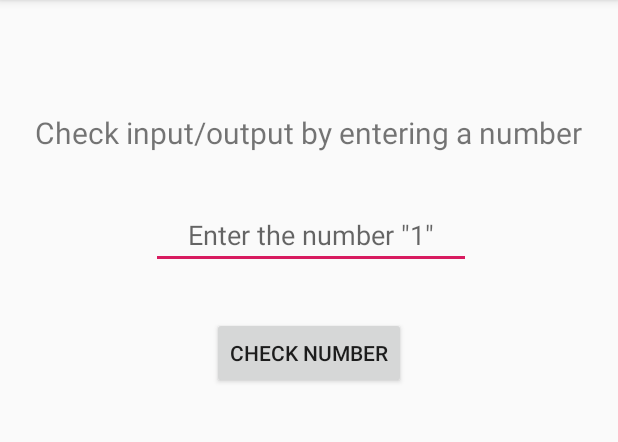
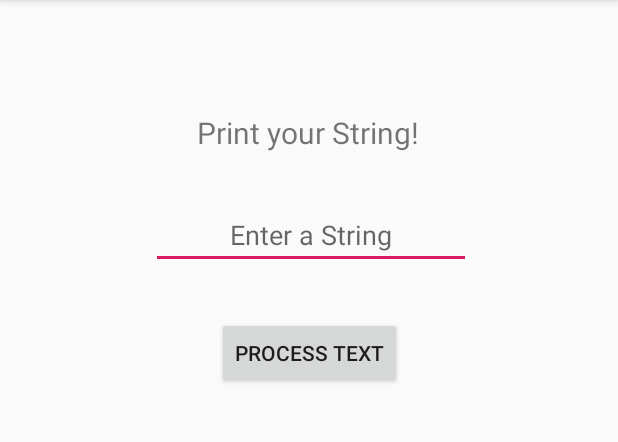
Before and after one commit to CPSC-544-50/HW1-Triangle-App, an Android app: the screen it shows after launch (MainActivity), on a phone screen of 412 x 824 dp, the part 84-526 px from its top. Run offline under Robolectric (Android 15) with nearby library versions, the light colour scheme and no system bars.

Commit message:
Sprint 1: Recognizes if input is a comma seperated string of numbers If it is, prints them with different delimiter If not, prints an error (non specific)

```diff
--- a/TriangleApp/app/src/main/res/layout/activity_main.xml
+++ b/TriangleApp/app/src/main/res/layout/activity_main.xml
@@ -10,7 +10,7 @@
         android:id="@+id/titleTextView"
         android:layout_width="wrap_content"
         android:layout_height="wrap_content"
-        android:text="@string/checkInputOutputString"
+        android:text="Print your String!"
         android:textSize="20sp"
         app:layout_constraintBottom_toBottomOf="parent"
         app:layout_constraintHorizontal_bias="0.497"
@@ -20,14 +20,14 @@
         app:layout_constraintVertical_bias="0.101" />
 
     <EditText
-        android:id="@+id/numberInputEditText"
+        android:id="@+id/stringUserInput"
         android:layout_width="wrap_content"
         android:layout_height="wrap_content"
         android:layout_marginTop="32dp"
         android:ems="10"
         android:gravity="center"
-        android:hint="@string/enterTheNumberOneString"
-        android:inputType="number"
+        android:hint="Enter a String"
+        android:inputType="textShortMessage"
         app:layout_constraintEnd_toEndOf="parent"
         app:layout_constraintHorizontal_bias="0.507"
         app:layout_constraintStart_toStartOf="parent"
@@ -38,10 +38,10 @@
         android:layout_width="wrap_content"
         android:layout_height="wrap_content"
         android:layout_marginTop="32dp"
-        android:text="@string/checkNumberButtonString"
+        android:text="Process Text"
         app:layout_constraintEnd_toEndOf="parent"
         app:layout_constraintStart_toStartOf="parent"
-        app:layout_constraintTop_toBottomOf="@+id/numberInputEditText" />
+        app:layout_constraintTop_toBottomOf="@+id/stringUserInput" />
 
     <TextView
         android:id="@+id/resultsTextView"
```
Also changed, not shown: TriangleApp/app/src/main/java/com/example/triangleapp/MainActivity.java (+24 -9 lines).
